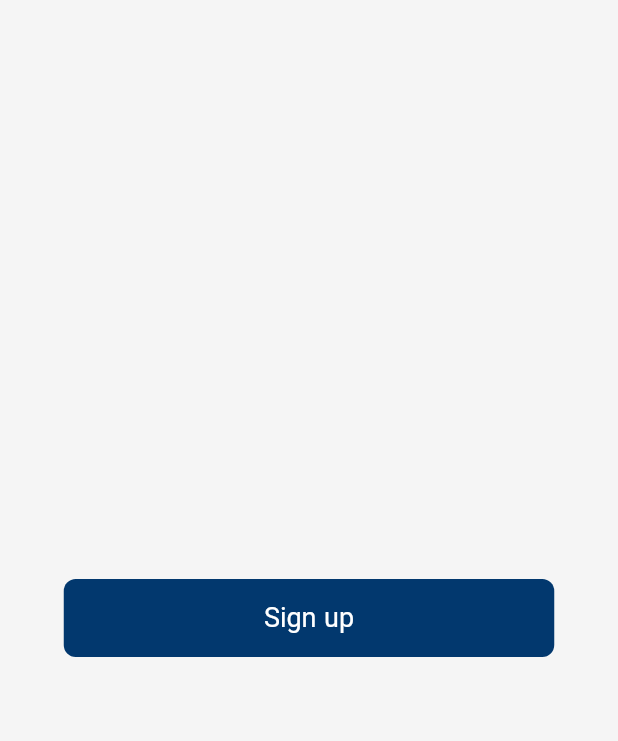
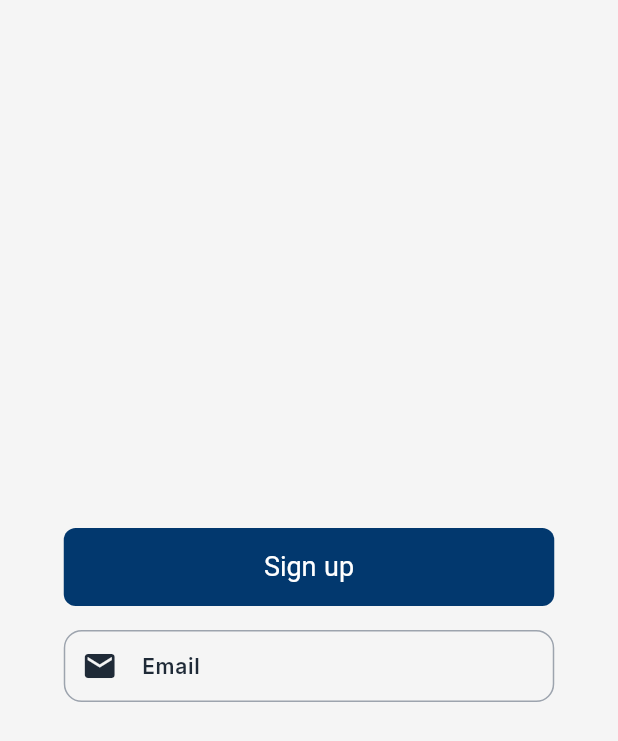
Before and after one commit to ILemonshotI/Simsar_Rent_Application, a Flutter app: the screen it shows after launch, on a phone screen of 412 x 824 dp. Shown: the top 741 px of the screen. Run offline on Flutter 3.47's test engine with Material 3 defaults, Android fonts, the phone set to English and light mode, and no system bars; our stand-ins replace google_fonts.

Commit message:
Created text_field class

```diff
--- /dev/null
+++ b/lib/Custom_Widgets/Text_Fields/text_field.dart
@@ -0,0 +1,55 @@
+import 'package:flutter/material.dart';
+
+class STextField extends StatelessWidget {
+  final String? labelText;
+  final String? hintText;
+  final TextEditingController? controller;
+  final TextInputType keyboardType;
+  final bool obscureText;
+  final Widget? prefixIcon;
+  final Widget? suffixIcon;
+  final String? Function(String?)? validator;
+  final ValueChanged<String>? onChanged;
+  final int maxLines;
+  final bool enabled;
+
+  const STextField({
+    super.key,
+    this.labelText,
+    this.hintText,
+    this.controller,
+    this.keyboardType = TextInputType.text,
+    this.obscureText = false,
+    this.prefixIcon,
+    this.suffixIcon,
+    this.validator,
+    this.onChanged,
+    this.maxLines = 1,
+    this.enabled = true,
+  });
+
+  @override
+  Widget build(BuildContext context) {
+    return SizedBox(
+      width: 327,
+      height: 52,
+      child: TextFormField(
+      controller: controller,
+      keyboardType: keyboardType,
+      obscureText: obscureText,
+      validator: validator,
+      onChanged: onChanged,
+      maxLines: maxLines,
+      enabled: enabled,
+      // 🔑 IMPORTANT: we only override WHAT changes,
+      // everything else comes from InputDecorationTheme
+      decoration: InputDecoration(
+        labelText: labelText,
+        hintText: hintText,
+        prefixIcon: prefixIcon,
+        suffixIcon: suffixIcon,
+      ),
+    )
+    );
+  }
+}
--- a/lib/Theme/text_input_field.dart
+++ b/lib/Theme/text_input_field.dart
@@ -16,6 +16,10 @@ class STextFormFieldTheme {
     hintStyle: STextTheme.lightTextTheme.bodyMedium,
     errorStyle: STextTheme.lightTextTheme.labelSmall,
     floatingLabelStyle: STextTheme.lightTextTheme.labelLarge,
+    contentPadding: const EdgeInsets.symmetric(
+      vertical: 8,
+      horizontal: 16,
+    ),
     border: const OutlineInputBorder().copyWith(
       borderRadius: BorderRadius.circular(12),
       borderSide: const BorderSide(width: 1, color: SAppColors.outlineGray),
@@ -57,6 +61,10 @@ class STextFormFieldTheme {
     hintStyle: STextTheme.darkTextTheme.bodyMedium,
     errorStyle: STextTheme.darkTextTheme.labelSmall,
     floatingLabelStyle: STextTheme.darkTextTheme.labelLarge,
+    contentPadding: const EdgeInsets.symmetric(
+      vertical: 8,
+      horizontal: 16,
+    ),
     border: const OutlineInputBorder().copyWith(
       borderRadius: BorderRadius.circular(12),
       borderSide: const BorderSide(width: 1, color: SAppColors.outlineGray),
--- a/lib/main.dart
+++ b/lib/main.dart
@@ -1,7 +1,7 @@
 import 'package:flutter/material.dart';
 import 'package:simsar/Theme/app_theme.dart';
 import 'package:simsar/Custom_Widgets/Buttons/primary_button.dart';
-
+import 'package:simsar/Custom_Widgets/Text_Fields/text_field.dart';
 void main() {
   runApp(const MyApp());
 }
@@ -17,10 +17,21 @@ class MyApp extends StatelessWidget {
       theme: SAppTheme.lightTheme,
       home: Scaffold(
         body: Center(
-          // Using your custom button component
-          child: SPrimaryButton(
+        child:  Column(
+            mainAxisAlignment: MainAxisAlignment.center,
+            children:  [
+              SPrimaryButton(
             text: "Sign up",
-            onPressed: () {}, // Change to () {} to enable the button
+            onPressed: () {},
+          ),
+          SizedBox(height: 16),
+          STextField(
+          labelText: "Email",
+          hintText: "Enter your email",
+          keyboardType: TextInputType.emailAddress,
+          prefixIcon: const Icon(Icons.email),
+            ),
+            ],
           ),
         ),
       ),
```
Also changed, not shown: 1 other file.
